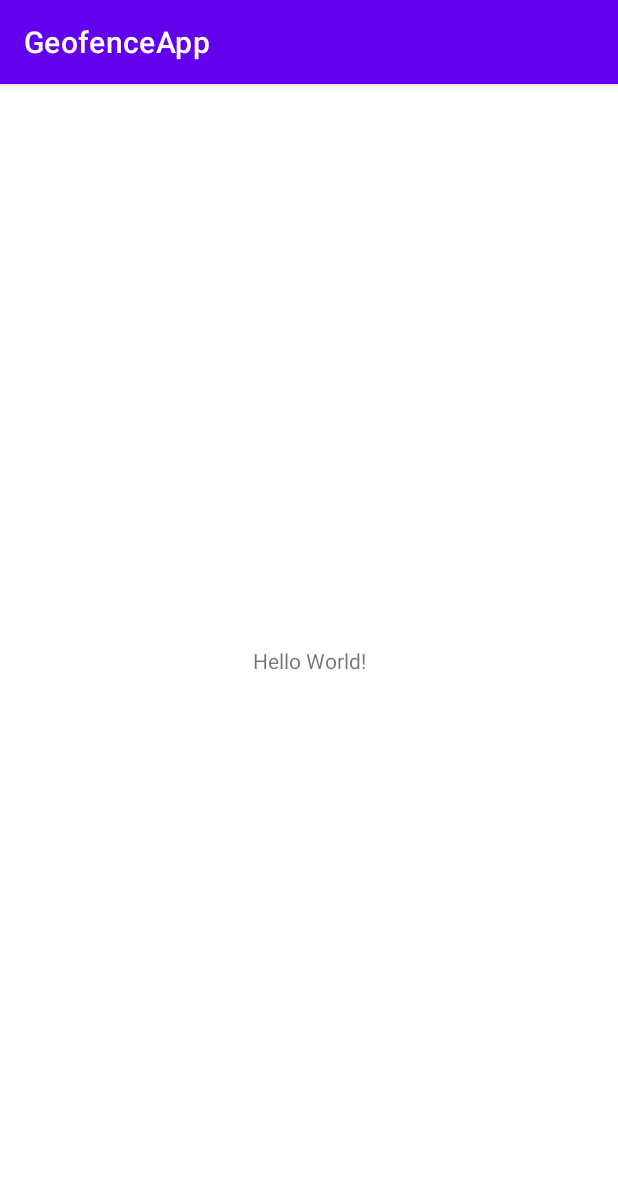
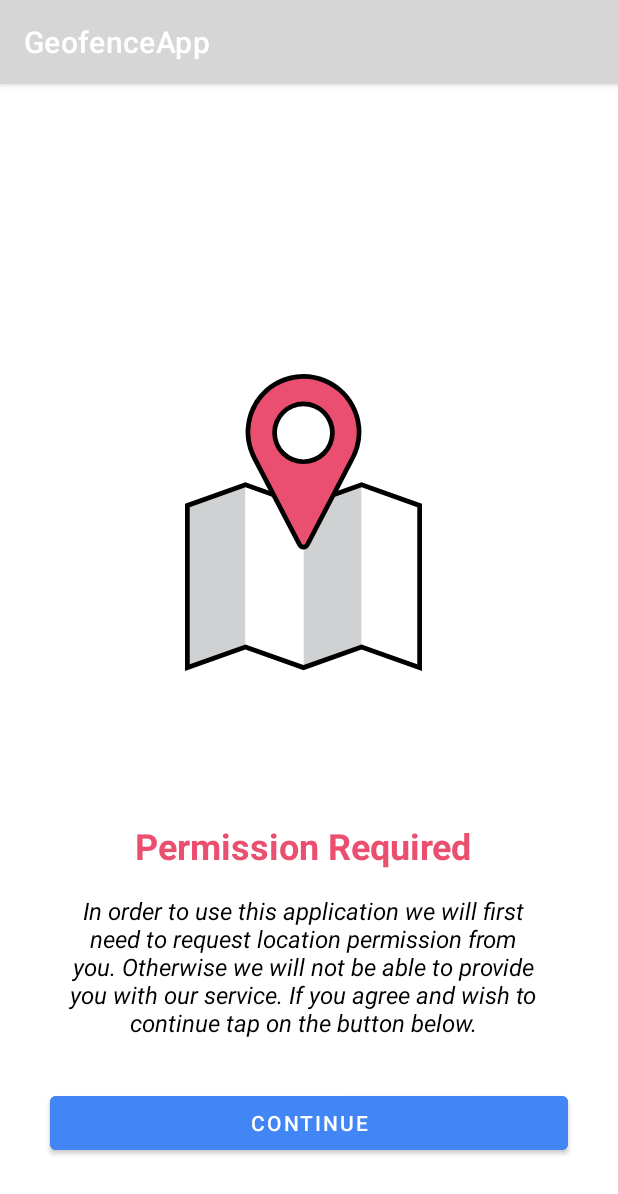
Before and after one commit to Danik911/GeofenceApp, an Android app: the screen it shows after launch (MainActivity), on a phone screen of 412 x 824 dp. Shown: the top 1194 px of the screen. Run offline under Robolectric (Android 15) with nearby library versions, the phone set to English and light mode, and no system bars.

Commit message:
fragment_permission design

```diff
--- /dev/null
+++ b/app/src/main/res/drawable/ic_welcome.xml
@@ -0,0 +1,27 @@
+<vector xmlns:android="http://schemas.android.com/apk/res/android"
+    android:width="158.189dp"
+    android:height="198.05dp"
+    android:viewportWidth="158.189"
+    android:viewportHeight="198.05">
+    <path
+        android:pathData="M40.337,181.996 L1.579,195.811L1.579,87.683l38.758,-13.815Z"
+        android:fillColor="#cfd1d2"/>
+    <path
+        android:pathData="M117.853,181.996l-38.758,13.815L79.095,87.683l38.758,-13.815Z"
+        android:fillColor="#cfd1d2"/>
+    <path
+        android:pathData="M79.095,195.811l-38.758,-13.815L40.337,73.868L79.095,87.683Z"
+        android:fillColor="#fff"/>
+    <path
+        android:pathData="M156.611,195.811l-38.758,-13.815L117.853,73.868L156.611,87.683Z"
+        android:fillColor="#fff"/>
+    <path
+        android:fillColor="#FF000000"
+        android:pathData="M158.189,198.05l-40.337,-14.378L79.095,197.487l-38.758,-13.815L0,198.05L0,86.569l40.337,-14.377 38.758,13.815 38.758,-13.815 40.337,14.377ZM40.337,180.317l38.758,13.815L117.852,180.317l37.18,13.252L155.032,88.796l-37.18,-13.252 -38.758,13.815 -38.758,-13.815L3.158,88.796L3.158,193.573Z"/>
+    <path
+        android:pathData="M116.181,39.056a37.087,37.087 0,1 0,-69.787 17.111h0l30.1,57.705a2.933,2.933 0,0 0,5.2 0l29.411,-56.474a36.937,36.937 0,0 0,1.728 -3.318l0.01,-0.019h0A36.939,36.939 0,0 0,116.181 39.056ZM79.094,58.516a19.3,19.3 0,1 1,19.3 -19.3A19.3,19.3 0,0 1,79.094 58.516Z"
+        android:fillColor="#eb4f6f"/>
+    <path
+        android:fillColor="#FF000000"
+        android:pathData="M79.092,117.033a4.5,4.5 0,0 1,-4 -2.425l-30.154,-57.81c-0.095,-0.178 -0.188,-0.357 -0.28,-0.537l-0.87,-1.668h0.068a38.677,38.677 0,0 1,35.239 -54.593,38.838 38.838,0 0,1 38.664,39.077l-1.579,-0.016 1.579,0.016a38.453,38.453 0,0 1,-5.272 19.089l-29.392,56.438a4.5,4.5 0,0 1,-4 2.428ZM48.992,57.751 L77.892,113.151a1.355,1.355 0,0 0,2.4 0l29.45,-56.544a35.471,35.471 0,0 0,1.653 -3.176l0.028,-0.056a35.511,35.511 0,1 0,-63.641 2.055l1.247,2.324ZM79.092,60.095a20.878,20.878 0,1 1,20.879 -20.878A20.9,20.9 0,0 1,79.095 60.095ZM79.092,21.495a17.722,17.722 0,1 0,17.721 17.722A17.742,17.742 0,0 0,79.095 21.495Z"/>
+</vector>
--- a/app/src/main/res/layout/activity_main.xml
+++ b/app/src/main/res/layout/activity_main.xml
@@ -6,13 +6,15 @@
     android:layout_height="match_parent"
     tools:context=".MainActivity">
 
-    <TextView
-        android:layout_width="wrap_content"
-        android:layout_height="wrap_content"
-        android:text="Hello World!"
+    <androidx.fragment.app.FragmentContainerView
+        android:id="@+id/nav_host_fragment"
+        android:name="androidx.navigation.fragment.NavHostFragment"
+        android:layout_width="409dp"
+        android:layout_height="729dp"
+        app:defaultNavHost="true"
         app:layout_constraintBottom_toBottomOf="parent"
-        app:layout_constraintLeft_toLeftOf="parent"
-        app:layout_constraintRight_toRightOf="parent"
-        app:layout_constraintTop_toTopOf="parent" />
-
+        app:layout_constraintEnd_toEndOf="parent"
+        app:layout_constraintStart_toStartOf="parent"
+        app:layout_constraintTop_toTopOf="parent"
+        app:navGraph="@navigation/nav_graph" />
 </androidx.constraintlayout.widget.ConstraintLayout>
--- a/app/src/main/res/layout/fragment_permission.xml
+++ b/app/src/main/res/layout/fragment_permission.xml
@@ -1,14 +1,62 @@
 <?xml version="1.0" encoding="utf-8"?>
-<FrameLayout xmlns:android="http://schemas.android.com/apk/res/android"
+<androidx.constraintlayout.widget.ConstraintLayout xmlns:android="http://schemas.android.com/apk/res/android"
+    xmlns:app="http://schemas.android.com/apk/res-auto"
     xmlns:tools="http://schemas.android.com/tools"
     android:layout_width="match_parent"
     android:layout_height="match_parent"
     tools:context=".PermissionFragment">
 
-    <!-- TODO: Update blank fragment layout -->
     <TextView
-        android:layout_width="match_parent"
-        android:layout_height="match_parent"
-        android:text="@string/hello_blank_fragment" />
+        android:id="@+id/permission_textView"
+        android:layout_width="wrap_content"
+        android:layout_height="wrap_content"
+        android:layout_marginStart="8dp"
+        android:layout_marginEnd="8dp"
+        android:layout_marginBottom="16dp"
+        android:text="@string/permission_required"
+        android:textColor="@color/red"
+        android:textSize="24sp"
+        android:textStyle="bold"
+        app:layout_constraintBottom_toTopOf="@+id/permission_description_textView"
+        app:layout_constraintEnd_toEndOf="@+id/permission_description_textView"
+        app:layout_constraintStart_toStartOf="@+id/permission_description_textView" />
 
-</FrameLayout>
+    <TextView
+        android:id="@+id/permission_description_textView"
+        android:layout_width="0dp"
+        android:layout_height="wrap_content"
+        android:layout_marginEnd="8dp"
+        android:layout_marginBottom="32dp"
+        android:text="@string/permission_description"
+        android:textAlignment="center"
+        android:textColor="@color/black"
+        android:textSize="16sp"
+        android:textStyle="italic"
+        app:layout_constraintBottom_toTopOf="@+id/button"
+        app:layout_constraintEnd_toEndOf="@+id/button"
+        app:layout_constraintStart_toStartOf="@+id/button" />
+
+
+    <Button
+        android:id="@+id/button"
+        android:layout_width="0dp"
+        android:layout_height="wrap_content"
+        android:layout_marginStart="32dp"
+        android:layout_marginEnd="32dp"
+        android:layout_marginBottom="32dp"
+        android:backgroundTint="@color/blue_500"
+        android:text="@string/continue_btn"
+        app:layout_constraintBottom_toBottomOf="parent"
+        app:layout_constraintEnd_toEndOf="parent"
+        app:layout_constraintStart_toStartOf="parent" />
+
+    <ImageView
+        android:id="@+id/imageView"
+        android:layout_width="wrap_content"
+        android:layout_height="wrap_content"
+        android:layout_marginBottom="100dp"
+        android:src="@drawable/ic_welcome"
+        app:layout_constraintBottom_toTopOf="@+id/permission_textView"
+        app:layout_constraintEnd_toEndOf="@+id/permission_description_textView"
+        app:layout_constraintStart_toStartOf="@+id/permission_description_textView" />
+</androidx.constraintlayout.widget.ConstraintLayout>
--- a/app/src/main/res/values/colors.xml
+++ b/app/src/main/res/values/colors.xml
@@ -1,10 +1,14 @@
 <?xml version="1.0" encoding="utf-8"?>
 <resources>
-    <color name="purple_200">#FFBB86FC</color>
-    <color name="purple_500">#FF6200EE</color>
-    <color name="purple_700">#FF3700B3</color>
-    <color name="teal_200">#FF03DAC5</color>
-    <color name="teal_700">#FF018786</color>
+    <color name="blue_200">#80b4ff</color>
+    <color name="blue_500">#4285F4</color>
+    <color name="blue_transparent">#304285F4</color>
+    <color name="blue_700">#0059c1</color>
+    <color name="teal_200">#4285F4</color>
+    <color name="teal_700">#0059c1</color>
     <color name="black">#FF000000</color>
     <color name="white">#FFFFFFFF</color>
+
+    <color name="red">#eb4f6f</color>
+    <color name="gray">#CCCCCC</color>
 </resources>
--- a/app/src/main/res/values/strings.xml
+++ b/app/src/main/res/values/strings.xml
@@ -1,5 +1,7 @@
 <resources>
     <string name="app_name">GeofenceApp</string>
-    <!-- TODO: Remove or change this placeholder text -->
-    <string name="hello_blank_fragment">Hello blank fragment</string>
+
+    <string name="permission_description">In order to use this application we will first need to request location permission from you. Otherwise we will not be able to provide you with our service. If you agree and wish to continue tap on the button below.</string>
+    <string name="continue_btn">Continue</string>
+    <string name="permission_required">Permission Required</string>
 </resources>
```
